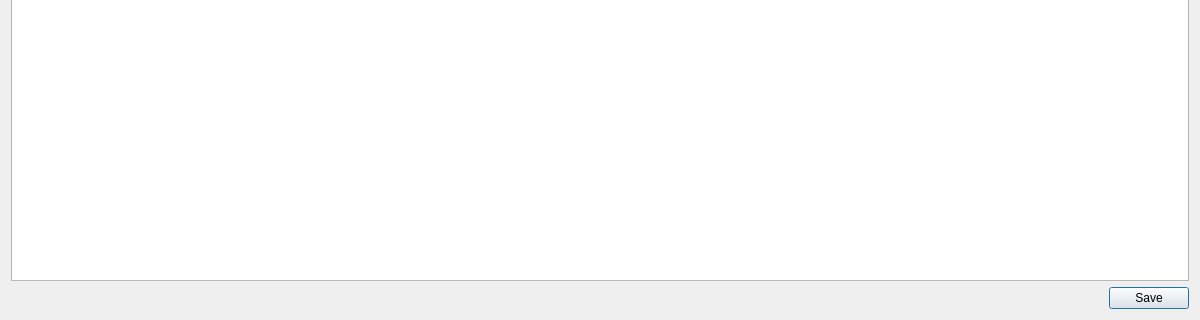
First picture: the form in spreadsheet/iniedit.ui, repository Kody-Quintana/PfaudSec, before the edit; both pictures show x 0 to 1200 and y 580 to 900 of the 1200 by 900 pixel window.
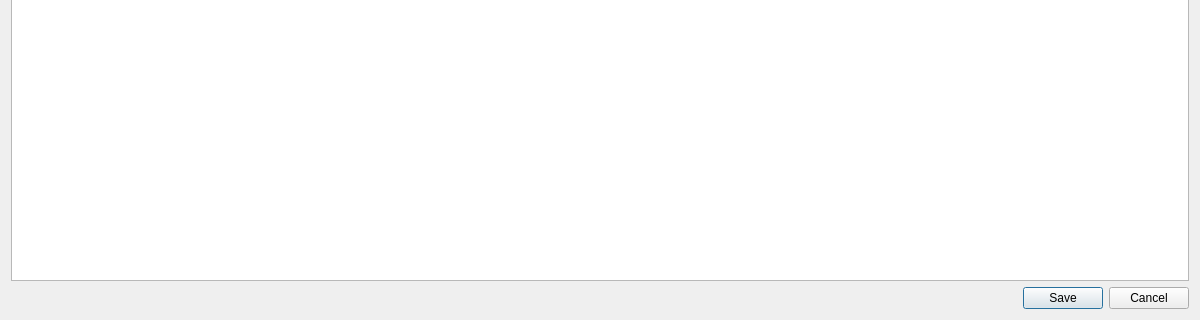
Second picture: the form after the edit.

Commit message: Add cancel button to iniedit

```diff
--- a/spreadsheet/iniedit.ui
+++ b/spreadsheet/iniedit.ui
@@ -23,7 +23,7 @@
       <enum>Qt::Horizontal</enum>
      </property>
      <property name="standardButtons">
-      <set>QDialogButtonBox::Save</set>
+      <set>QDialogButtonBox::Cancel|QDialogButtonBox::Save</set>
      </property>
     </widget>
    </item>
```
The commit also changes 1 other file.
